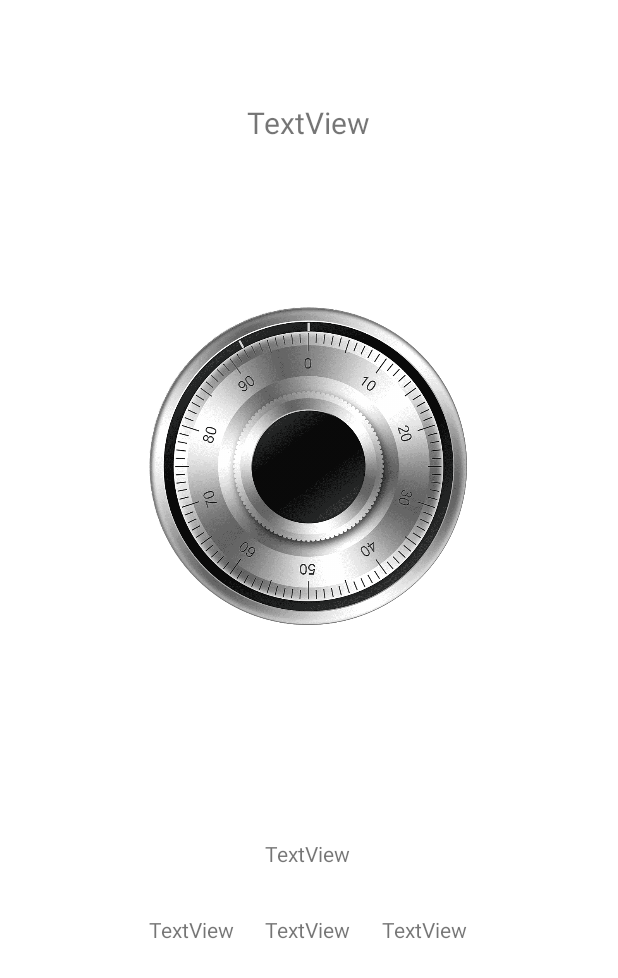
After one commit to LydiaHaile/MAMN01-project, an Android app: the layout activity_lock.xml on its own in the app's theme, with its tools: preview values and no code run, on a phone screen of 412 x 824 dp. The commit adds this screen. Shown: the top 978 px of the screen. Run offline under Robolectric (Android 15) with nearby library versions, the phone set to English and light mode, and no system bars.

```diff
--- a/app/src/main/AndroidManifest.xml
+++ b/app/src/main/AndroidManifest.xml
@@ -15,7 +15,7 @@
         android:roundIcon="@mipmap/ic_launcher_round"
         android:supportsRtl="true"
         android:theme="@style/Theme.NoSnooze">
-
+        <activity android:name=".Lock"></activity>
         <activity
             android:name=".PhotoScan"
             android:screenOrientation="portrait" />
@@ -34,7 +34,7 @@
             android:enabled="true"
             android:exported="true" />
 
-        <activity android:name=".SortNumbers"/>
+        <activity android:name=".SortNumbers" />
         <activity android:name=".SensorPage" />
         <activity android:name=".AlarmSetter" />
         <activity android:name=".StepCounter" />
--- a/app/src/main/java/com/example/nosnooze/Alarm.java
+++ b/app/src/main/java/com/example/nosnooze/Alarm.java
@@ -13,6 +13,7 @@ public class Alarm implements Serializable {
     private final String SHAKE_PHONE = " Disable alarm by shaking your phone";
     private final String SORT_NUMBERS = " Disable alarm by sorting numbers";
     private final String TILT_PHONE = " Disable alarm by tilting your phone";
+    private final String LOCK = " Disable phone by unlocking the lock";
 
     private Calendar calendar;
     private boolean active = true;
@@ -45,6 +46,8 @@ public class Alarm implements Serializable {
             return SHAKE_PHONE;
         } else if (this.method == 5){
             return SORT_NUMBERS;
+        } else if (this.method == 6) {
+            return LOCK;
         } else {
             return "hej";
         }
--- a/app/src/main/java/com/example/nosnooze/AlarmReceiver.java
+++ b/app/src/main/java/com/example/nosnooze/AlarmReceiver.java
@@ -75,6 +75,12 @@ public class AlarmReceiver extends BroadcastReceiver {
             methodIntent.putExtra("time", alarm.getTime());
             context.startActivity(methodIntent);
             createNotification(methodIntent, context);
+        } else if (get_your_interaction == 6) {
+            Intent methodIntent = new Intent(context, Lock.class);
+            methodIntent.addFlags(Intent.FLAG_ACTIVITY_NEW_TASK);
+            methodIntent.putExtra("time", alarm.getTime());
+            context.startActivity(methodIntent);
+            createNotification(methodIntent, context);
         } else  {
             //NOTHING HAPPENS
         }
--- a/app/src/main/java/com/example/nosnooze/SortNumbers.java
+++ b/app/src/main/java/com/example/nosnooze/SortNumbers.java
@@ -159,4 +159,8 @@ public class SortNumbers extends AppCompatActivity {
 
     }
 
+    private void findRightPlace(){
+
+    }
+
 }
--- /dev/null
+++ b/app/src/main/res/layout/activity_lock.xml
@@ -0,0 +1,82 @@
+<?xml version="1.0" encoding="utf-8"?>
+<androidx.constraintlayout.widget.ConstraintLayout xmlns:android="http://schemas.android.com/apk/res/android"
+    xmlns:app="http://schemas.android.com/apk/res-auto"
+    xmlns:tools="http://schemas.android.com/tools"
+    android:layout_width="match_parent"
+    android:layout_height="match_parent"
+    tools:context=".Lock">
+
+    <ImageView
+        android:id="@+id/image"
+        android:layout_width="212dp"
+        android:layout_height="301dp"
+        app:layout_constraintBottom_toBottomOf="parent"
+        app:layout_constraintEnd_toEndOf="parent"
+        app:layout_constraintHorizontal_bias="0.497"
+        app:layout_constraintStart_toStartOf="parent"
+        app:layout_constraintTop_toTopOf="parent"
+        app:layout_constraintVertical_bias="0.306"
+        app:srcCompat="@drawable/lock" />
+
+    <TextView
+        android:id="@+id/header"
+        android:layout_width="wrap_content"
+        android:layout_height="wrap_content"
+        android:textSize="20sp"
+        android:text="TextView"
+        app:layout_constraintBottom_toBottomOf="parent"
+        app:layout_constraintEnd_toEndOf="parent"
+        app:layout_constraintHorizontal_bias="0.498"
+        app:layout_constraintStart_toStartOf="parent"
+        app:layout_constraintTop_toTopOf="parent"
+        app:layout_constraintVertical_bias="0.085" />
+
+    <TextView
+        android:id="@+id/combinationView"
+        android:layout_width="wrap_content"
+        android:layout_height="wrap_content"
+        android:text="TextView"
+        app:layout_constraintBottom_toBottomOf="parent"
+        app:layout_constraintEnd_toEndOf="parent"
+        app:layout_constraintHorizontal_bias="0.498"
+        app:layout_constraintStart_toStartOf="parent"
+        app:layout_constraintTop_toTopOf="parent"
+        app:layout_constraintVertical_bias="0.695" />
+
+    <TextView
+        android:id="@+id/aCombination2"
+        android:layout_width="wrap_content"
+        android:layout_height="wrap_content"
+        android:text="TextView"
+        app:layout_constraintBottom_toBottomOf="parent"
+        app:layout_constraintEnd_toEndOf="parent"
+        app:layout_constraintHorizontal_bias="0.498"
+        app:layout_constraintStart_toStartOf="parent"
+        app:layout_constraintTop_toTopOf="parent"
+        app:layout_constraintVertical_bias="0.758" />
+
+    <TextView
+        android:id="@+id/aCombination3"
+        android:layout_width="wrap_content"
+        android:layout_height="wrap_content"
+        android:text="TextView"
+        app:layout_constraintBottom_toBottomOf="parent"
+        app:layout_constraintEnd_toEndOf="parent"
+        app:layout_constraintHorizontal_bias="0.716"
+        app:layout_constraintStart_toStartOf="parent"
+        app:layout_constraintTop_toTopOf="parent"
+        app:layout_constraintVertical_bias="0.758" />
+
+    <TextView
+        android:id="@+id/aCombination1"
+        android:layout_width="wrap_content"
+        android:layout_height="wrap_content"
+        android:text="TextView"
+        app:layout_constraintBottom_toBottomOf="parent"
+        app:layout_constraintEnd_toEndOf="parent"
+        app:layout_constraintHorizontal_bias="0.28"
+        app:layout_constraintStart_toStartOf="parent"
+        app:layout_constraintTop_toTopOf="parent"
+        app:layout_constraintVertical_bias="0.758" />
+
+</androidx.constraintlayout.widget.ConstraintLayout>
--- a/app/src/main/res/values/strings.xml
+++ b/app/src/main/res/values/strings.xml
@@ -9,6 +9,7 @@
         <item>Turn off the alarm by taking 10 steps</item>
         <item>Turn off the alarm by shaking the phone</item>
         <item>Turn off the alarm by sorting numbers</item>
+        <item>Turn off the alarm by unlocking lock</item>
     </string-array>
 
 </resources>
```
Also changed, not shown: app/src/main/java/com/example/nosnooze/Lock.java (added, +247 -0 lines), app/src/main/res/drawable-hdpi/lock.png (added).
